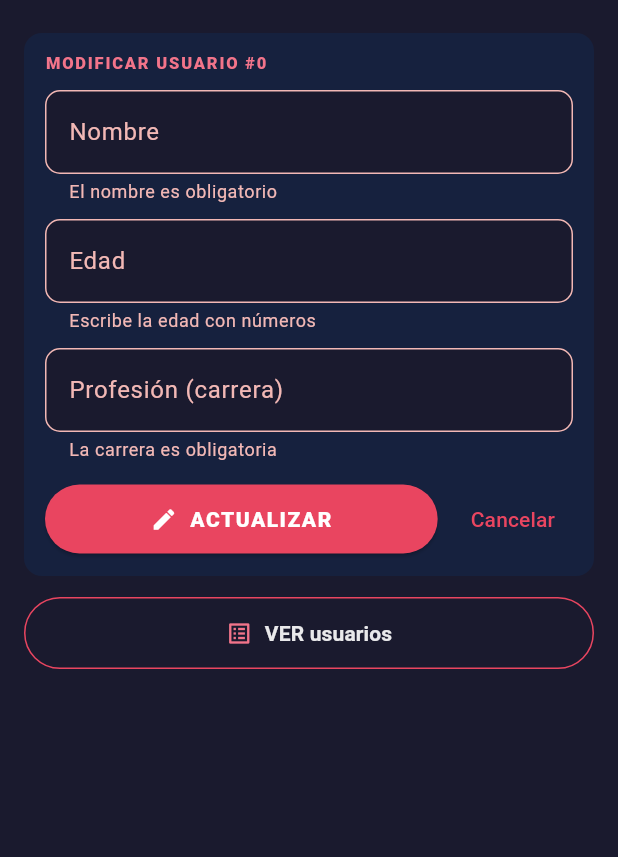
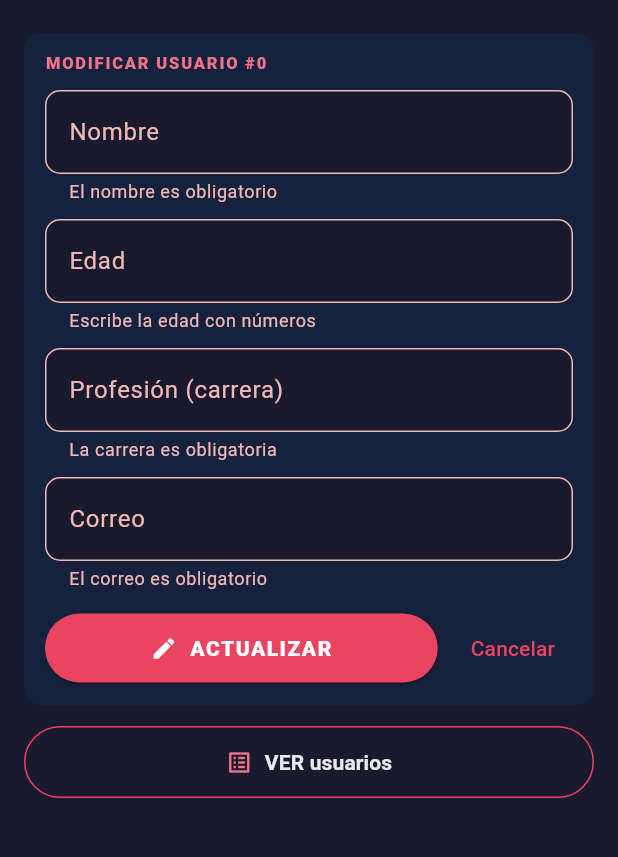
Before and after one commit to luuboon/babywolf-ecosystem, a Flutter app: the UsuariosScreen screen opened directly, after a tap on "ACTUALIZAR", on a phone screen of 412 x 824 dp, the part 63-920 px from its top. Run offline on Flutter 3.47's test engine with Material 3 defaults, Android fonts, the phone set to English and light mode, and no system bars; our stand-ins replace image_picker, sqflite; accounts and stored records are empty; network calls fail.

Commit message:
feat(phone): practica 4 caso 4 - agregar el campo correo a usuarios
Al cambiar la estructura de la base de datos hubo que modificar todas las
capas, como pide el caso 4:
- Entity (usuario.dart): campo correo, mapeo, copiar() y validacion.
- Base de datos (base_datos.dart): version 1 -> 2, columna en onCreate y
  migracion ALTER TABLE para telefonos que ya tenian la version 1.
- Interfaz: campo Correo en el formulario y en la lista.
- Insercion, consulta y actualizacion: viajan por aMapa()/desdeMapa().
- Pruebas: insercion/consulta/actualizacion con correo y migracion de una
  base v1 real sin perder registros.

Co-Authored-By: Claude Opus 5.5 <noreply@anthropic.com>
Claude-Session: https://claude.ai/code/session_01LSjghAVNkq9kBPpAd5HMh1

```diff
--- a/phone_app/lib/laboratorio/p4_usuarios/base_datos.dart
+++ b/phone_app/lib/laboratorio/p4_usuarios/base_datos.dart
@@ -12,7 +12,7 @@ class BaseDatos {
 
   /// Versión del esquema. Cada cambio de estructura sube este número y
   /// agrega su paso en [_migrar].
-  static const version = 1;
+  static const version = 2; // v2: Caso 4, columna correo
 
   static Database? _db;
 
@@ -39,12 +39,18 @@ class BaseDatos {
         id        INTEGER PRIMARY KEY AUTOINCREMENT,
         nombre    TEXT    NOT NULL,
         edad      INTEGER NOT NULL,
-        profesion TEXT    NOT NULL
+        profesion TEXT    NOT NULL,
+        correo    TEXT    NOT NULL DEFAULT ''
       )
     ''');
   }
 
+  /// Un teléfono que ya tenía la versión 1 no pasa por onCreate: la tabla
+  /// existe sin la columna nueva. Sin este paso, insertar con correo
+  /// fallaría con "table usuarios has no column named correo".
   static Future<void> _migrar(Database db, int anterior, int nueva) async {
-    // Sin migraciones todavía: el esquema está en su versión 1.
+    if (anterior < 2) {
+      await db.execute("ALTER TABLE usuarios ADD COLUMN correo TEXT NOT NULL DEFAULT ''");
+    }
   }
 }
--- a/phone_app/lib/laboratorio/p4_usuarios/usuario.dart
+++ b/phone_app/lib/laboratorio/p4_usuarios/usuario.dart
@@ -6,6 +6,7 @@ class Usuario {
     required this.nombre,
     required this.edad,
     required this.profesion,
+    this.correo = '',
   });
 
   /// null hasta que SQLite asigna el AUTOINCREMENT.
@@ -14,11 +15,15 @@ class Usuario {
   final int edad;
   final String profesion; // carrera
 
+  /// Caso 4: campo agregado en la versión 2 del esquema.
+  final String correo;
+
   Map<String, Object?> aMapa() => {
         if (id != null) 'id': id,
         'nombre': nombre,
         'edad': edad,
         'profesion': profesion,
+        'correo': correo,
       };
 
   factory Usuario.desdeMapa(Map<String, Object?> m) => Usuario(
@@ -26,13 +31,15 @@ class Usuario {
         nombre: m['nombre'] as String? ?? '',
         edad: m['edad'] as int? ?? 0,
         profesion: m['profesion'] as String? ?? '',
+        correo: m['correo'] as String? ?? '',
       );
 
-  Usuario copiar({String? nombre, int? edad, String? profesion}) => Usuario(
+  Usuario copiar({String? nombre, int? edad, String? profesion, String? correo}) => Usuario(
         id: id,
         nombre: nombre ?? this.nombre,
         edad: edad ?? this.edad,
         profesion: profesion ?? this.profesion,
+        correo: correo ?? this.correo,
       );
 }
 
@@ -40,6 +47,8 @@ class Usuario {
 class ValidadorUsuario {
   static const maxNombre = 60;
   static const maxProfesion = 60;
+  static const maxCorreo = 120;
+  static final _correo = RegExp(r'^[^@\s]+@[^@\s]+\.[^@\s]+$');
 
   static String? nombre(String? v) {
     final t = v?.trim() ?? '';
@@ -61,4 +70,12 @@ class ValidadorUsuario {
     if (t.length > maxProfesion) return 'Máximo $maxProfesion caracteres';
     return null;
   }
+
+  static String? correo(String? v) {
+    final t = v?.trim() ?? '';
+    if (t.isEmpty) return 'El correo es obligatorio';
+    if (t.length > maxCorreo) return 'Máximo $maxCorreo caracteres';
+    if (!_correo.hasMatch(t)) return 'Escribe un correo válido, p. ej. nombre@uteq.edu.mx';
+    return null;
+  }
 }
--- a/phone_app/lib/laboratorio/p4_usuarios/usuarios_screen.dart
+++ b/phone_app/lib/laboratorio/p4_usuarios/usuarios_screen.dart
@@ -24,6 +24,7 @@ class _UsuariosScreenState extends State<UsuariosScreen> {
   final _nombre = TextEditingController();
   final _edad = TextEditingController();
   final _profesion = TextEditingController();
+  final _correo = TextEditingController(); // Caso 4
 
   UsuarioDao? _dao;
   Usuario? _editando;
@@ -46,6 +47,7 @@ class _UsuariosScreenState extends State<UsuariosScreen> {
     _nombre.dispose();
     _edad.dispose();
     _profesion.dispose();
+    _correo.dispose();
     super.dispose();
   }
 
@@ -54,6 +56,7 @@ class _UsuariosScreenState extends State<UsuariosScreen> {
     _nombre.clear();
     _edad.clear();
     _profesion.clear();
+    _correo.clear();
     setState(() => _editando = null);
   }
 
@@ -67,6 +70,7 @@ class _UsuariosScreenState extends State<UsuariosScreen> {
         nombre: _nombre.text.trim(),
         edad: int.parse(_edad.text.trim()),
         profesion: _profesion.text.trim(),
+        correo: _correo.text.trim(),
       );
       if (_editando == null) {
         final id = await dao.insertar(datos); // Caso 1
@@ -97,6 +101,7 @@ class _UsuariosScreenState extends State<UsuariosScreen> {
     _nombre.text = u.nombre;
     _edad.text = '${u.edad}';
     _profesion.text = u.profesion;
+    _correo.text = u.correo;
   }
 
   Future<void> _eliminar(Usuario u) async {
@@ -164,6 +169,16 @@ class _UsuariosScreenState extends State<UsuariosScreen> {
                           decoration: campo('Profesión (carrera)'),
                           validator: ValidadorUsuario.profesion,
                         ),
+                        const SizedBox(height: 10),
+                        TextFormField(
+                          key: const Key('campo_correo'),
+                          controller: _correo,
+                          style: const TextStyle(color: kTexto),
+                          decoration: campo('Correo'),
+                          keyboardType: TextInputType.emailAddress,
+                          autocorrect: false,
+                          validator: ValidadorUsuario.correo,
+                        ),
                         const SizedBox(height: 14),
                         Row(
                           children: [
@@ -223,7 +238,11 @@ class _UsuariosScreenState extends State<UsuariosScreen> {
                 child: Text('${u.id}', style: const TextStyle(color: kNeonTexto, fontWeight: FontWeight.w800)),
               ),
               title: Text(u.nombre, style: const TextStyle(color: kTexto, fontWeight: FontWeight.w700)),
-              subtitle: Text('${u.edad} años · ${u.profesion}', style: const TextStyle(color: kTenue)),
+              subtitle: Text(
+                '${u.edad} años · ${u.profesion}\n${u.correo.isEmpty ? 'sin correo (registro de la versión 1)' : u.correo}',
+                style: const TextStyle(color: kTenue),
+              ),
+              isThreeLine: true,
               trailing: Row(
                 mainAxisSize: MainAxisSize.min,
                 children: [
```
Also changed, not shown: 1 other file.
